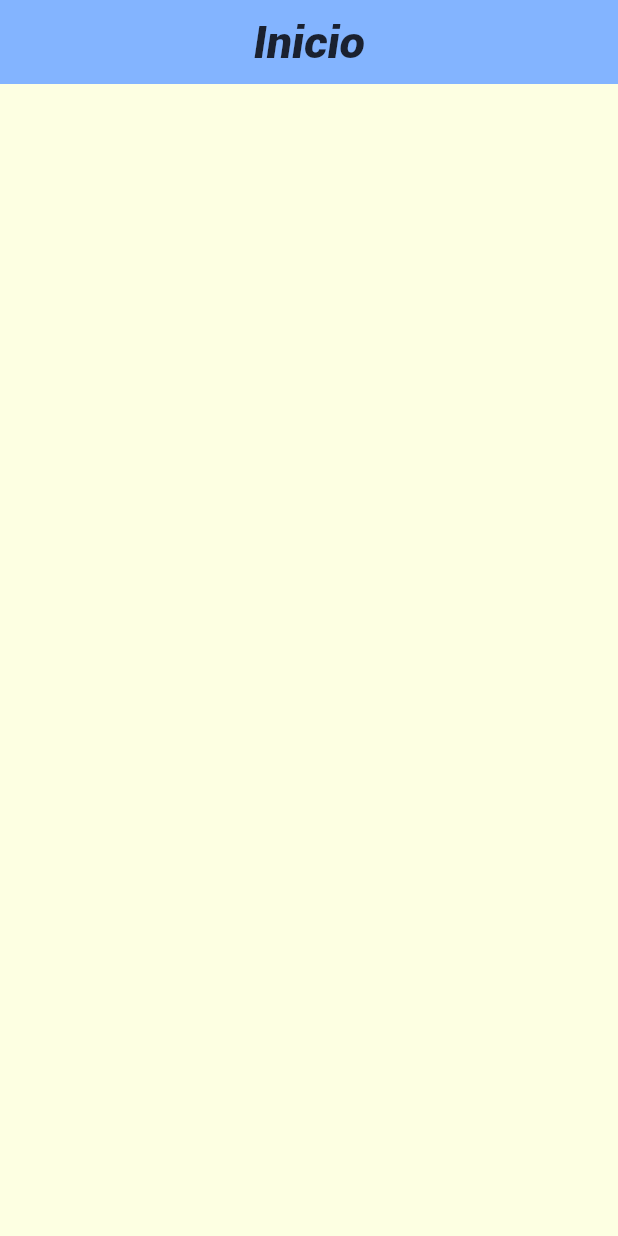
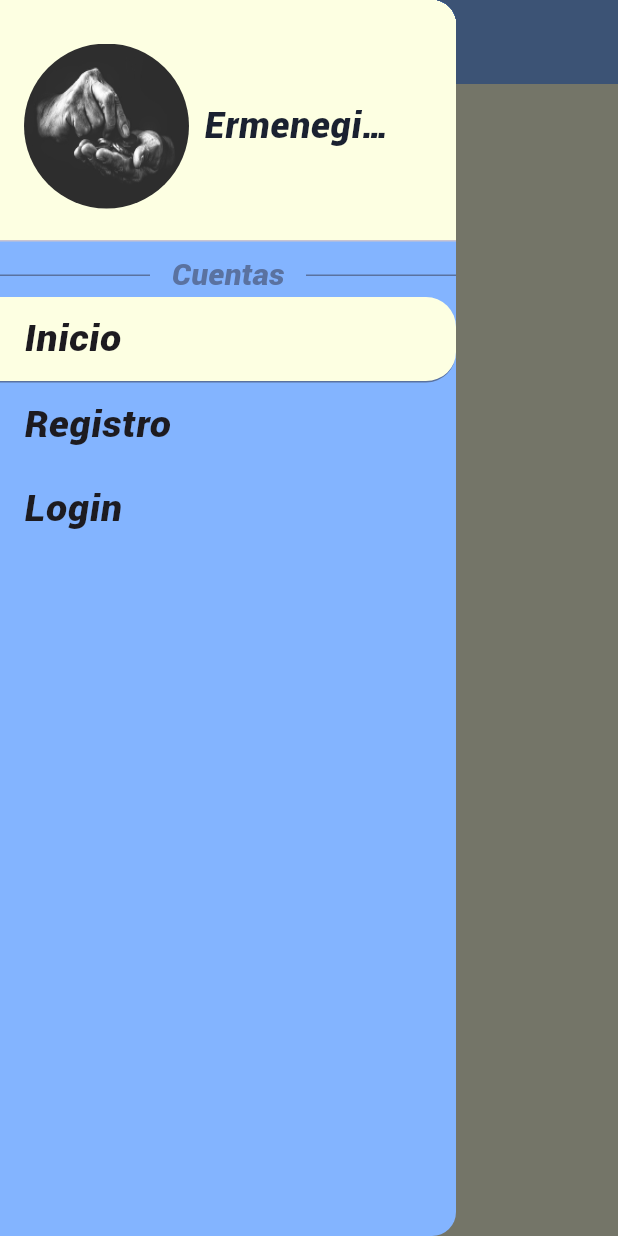
Before and after one commit to H4uSen/App-FINTES, a Flutter app: the InicioPage screen opened directly, with the side drawer open (before the commit the screen has no drawer), on a phone screen of 412 x 824 dp. Run offline on Flutter 3.47's test engine with Material 3 defaults, Android fonts, the phone set to English and light mode, and no system bars.

Commit message:
Creación del drawer y creacion de opciones

```diff
--- a/lib/pages/inicio_page.dart
+++ b/lib/pages/home_page.dart
@@ -1,3 +1,4 @@
+import 'package:app_fintes/widgets/drawer.dart';
 import 'package:flutter/material.dart';
 
 class InicioPage extends StatefulWidget {
@@ -11,6 +12,7 @@ class _InicioPageState extends State<InicioPage> {
   @override
   Widget build(BuildContext context) {
     return Scaffold(
+      drawer: const CustomDrawer(),
       appBar: AppBar(
         title: const Text(
           'Inicio',
--- a/lib/pages/login_page.dart
+++ b/lib/pages/login_page.dart
@@ -1,4 +1,4 @@
-import 'package:app_fintes/pages/inicio_page.dart';
+import 'package:app_fintes/pages/home_page.dart';
 import 'package:app_fintes/widgets/custom.dart';
 import 'package:flutter/material.dart';
 
--- a/lib/pages/principal_page.dart
+++ b/lib/pages/principal_page.dart
@@ -32,7 +32,7 @@ class PrincipalPage extends StatelessWidget {
                     const Text(
                       'FINTES',
                       style: TextStyle(
-                        fontSize: 125,
+                        fontSize: 100,
                         fontFamily: 'Roboto',
                         fontWeight: FontWeight.bold,
                         color: Colors.black,
--- /dev/null
+++ b/lib/widgets/divider.dart
@@ -0,0 +1,42 @@
+import 'package:app_fintes/widgets/theme_config.dart';
+import 'package:flutter/material.dart';
+
+
+class CustomDivider extends StatefulWidget {
+  final String title;
+  const CustomDivider({
+    super.key, required this.title
+  });
+
+
+
+  @override
+  State<CustomDivider> createState() => _CustomDividerState();
+}
+
+class _CustomDividerState extends State<CustomDivider> {
+  @override
+  Widget build(BuildContext context) {
+    return Row(
+      mainAxisAlignment: MainAxisAlignment.spaceBetween,
+
+      children: [
+        const SizedBox(
+          width: 100,
+          child: Divider(
+            color: CustomColors.darkBlue,
+            thickness: 1,
+          ),
+        ),
+        Text(widget.title, style: const TextStyle(color: CustomColors.darkBlue),),
+        const SizedBox(
+          width: 100,
+          child: Divider(
+            color: CustomColors.darkBlue,
+            thickness: 1,
+          ),
+        ),
+      ],
+    );
+  }
+}
--- /dev/null
+++ b/lib/widgets/drawer.dart
@@ -0,0 +1,99 @@
+import 'package:app_fintes/widgets/divider.dart';
+import 'package:app_fintes/widgets/theme_config.dart';
+import 'package:flutter/material.dart';
+
+class CustomDrawer extends StatelessWidget {
+  const CustomDrawer({super.key});
+
+  @override
+  Widget build(BuildContext context) {
+    return Drawer(
+
+      backgroundColor: CustomColors.lightBlue,
+      child: ListView(
+
+        children: [
+          DrawerHeader(
+            decoration:const BoxDecoration(
+              color: CustomColors.white,
+            ),
+            child: Row(
+              children: [
+                Container(
+                  width: 110,
+                  height: 110,
+                  decoration: const BoxDecoration(
+                    shape: BoxShape.circle,
+                    image: DecorationImage(
+                      image: AssetImage('assets/images/fintes_app.jpg'),
+                      fit: BoxFit.fill,
+                    ),
+                  ),
+                ),
+
+                const Padding(
+                  padding: EdgeInsets.all(10.0),
+                  child: SizedBox(
+                    width: 130,
+                    //TODO: Hacer que agarre el primer nombre del usuario solamente
+                    child: Text(
+                      'Ermenegildo',
+                      maxLines: 1,
+                      overflow: TextOverflow.ellipsis,
+                      style: TextStyle(
+                        color: CustomColors.black,
+                        fontSize: 24,
+                      ),
+                    ),
+                  ),
+                ),
+              ],
+            ),
+          ),
+
+
+          const CustomDivider(title: 'Cuentas'),
+
+
+          Container(
+            alignment: Alignment.center,
+            width: 100,
+            decoration: const BoxDecoration(
+              color: CustomColors.white,
+              borderRadius: BorderRadius.only(
+                topRight: Radius.circular(20),
+                bottomRight: Radius.circular(20),
+              ),
+              border: Border(
+                bottom: BorderSide(
+                  color: CustomColors.darkBlue,
+                  width: 1,
+                ),
+              ),
+            ),
+            child: ListTile(
+              title: const Text('Inicio'),
+
+              onTap: () {
+                Navigator.pushNamed(context, '/');
+              },
+            ),
+          ),
+          ListTile(
+
+            title: const Text('Registro'),
+            onTap: () {
+              Navigator.pushNamed(context, '/registro');
+            },
+          ),
+          ListTile(
+            title: const Text('Login'),
+            onTap: () {
+              Navigator.pushNamed(context, '/login');
+            },
+          ),
+        ],
+      ),
+    );
+  }
+}
--- a/lib/widgets/theme_config.dart
+++ b/lib/widgets/theme_config.dart
@@ -16,7 +16,7 @@ ThemeData customThemeData = ThemeData(
         ),
         appBarTheme:const AppBarTheme(
           backgroundColor: CustomColors.lightBlue,
-          titleTextStyle: TextStyle(color: CustomColors.black, fontSize: 30),
+          titleTextStyle: TextStyle(color: CustomColors.black, fontSize: 30, fontFamily: 'Roboto'),
         ),
         textTheme: const TextTheme(
           titleSmall: TextStyle(color: CustomColors.black, fontSize: 20),
```
